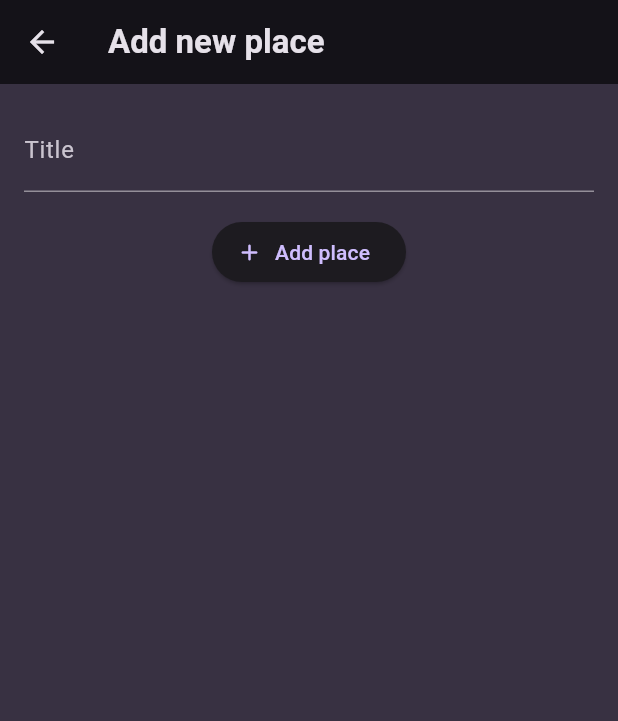
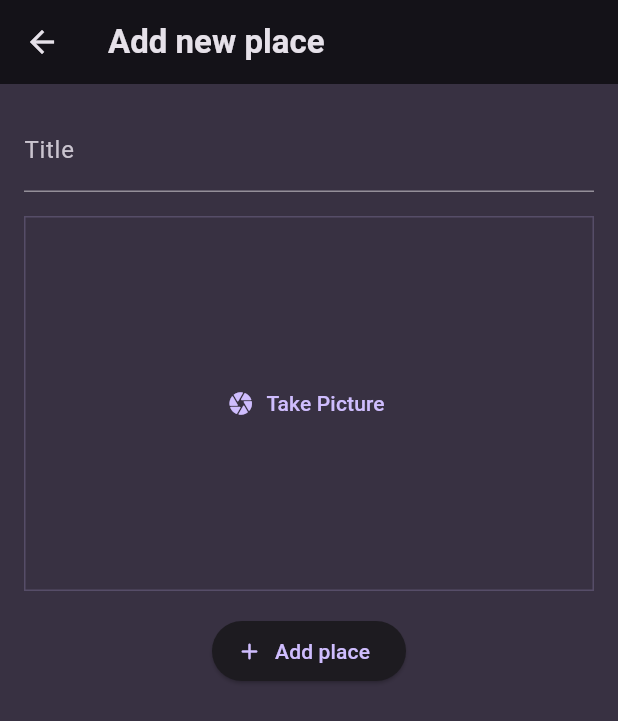
Before and after one commit to FadyFawzyOfficial/favorite_places, a Flutter app: the NewPlaceView screen opened directly, on a phone screen of 412 x 824 dp. Shown: the top 721 px of the screen. Run offline on Flutter 3.47's test engine with Material 3 defaults, Android fonts, the phone set to English and light mode, and no system bars; our stand-ins replace flutter_riverpod, google_fonts.

Commit message:
1. Build & add ImageInput widget to NewPlaceView

```diff
--- a/lib/views/new_place_view.dart
+++ b/lib/views/new_place_view.dart
@@ -3,6 +3,7 @@ import 'package:flutter_riverpod/flutter_riverpod.dart';
 
 import '../models/place.dart';
 import '../providers/places_provider.dart';
+import '../widgets/image_input.dart';
 
 class NewPlaceView extends ConsumerStatefulWidget {
   const NewPlaceView({super.key});
@@ -34,6 +35,8 @@ class _NewPlaceViewState extends ConsumerState<NewPlaceView> {
                 onSaved: (value) => title = value!,
               ),
               const SizedBox(height: 16),
+              const ImageInput(),
+              const SizedBox(height: 16),
               ElevatedButton.icon(
                 onPressed: saveItem,
                 icon: const Icon(Icons.add_rounded),
--- /dev/null
+++ b/lib/widgets/image_input.dart
@@ -0,0 +1,31 @@
+import 'package:flutter/material.dart';
+
+class ImageInput extends StatefulWidget {
+  const ImageInput({super.key});
+
+  @override
+  State<ImageInput> createState() => _ImageInputState();
+}
+
+class _ImageInputState extends State<ImageInput> {
+  @override
+  Widget build(BuildContext context) {
+    return Container(
+      height: 250,
+      width: double.infinity,
+      alignment: Alignment.center,
+      decoration: BoxDecoration(
+        border: Border.all(
+          color: Theme.of(context).colorScheme.primary.withOpacity(0.2),
+        ),
+      ),
+      child: TextButton.icon(
+        icon: const Icon(Icons.camera_rounded),
+        label: const Text('Take Picture'),
+        onPressed: takePicture,
+      ),
+    );
+  }
+
+  void takePicture() {}
+}
```
